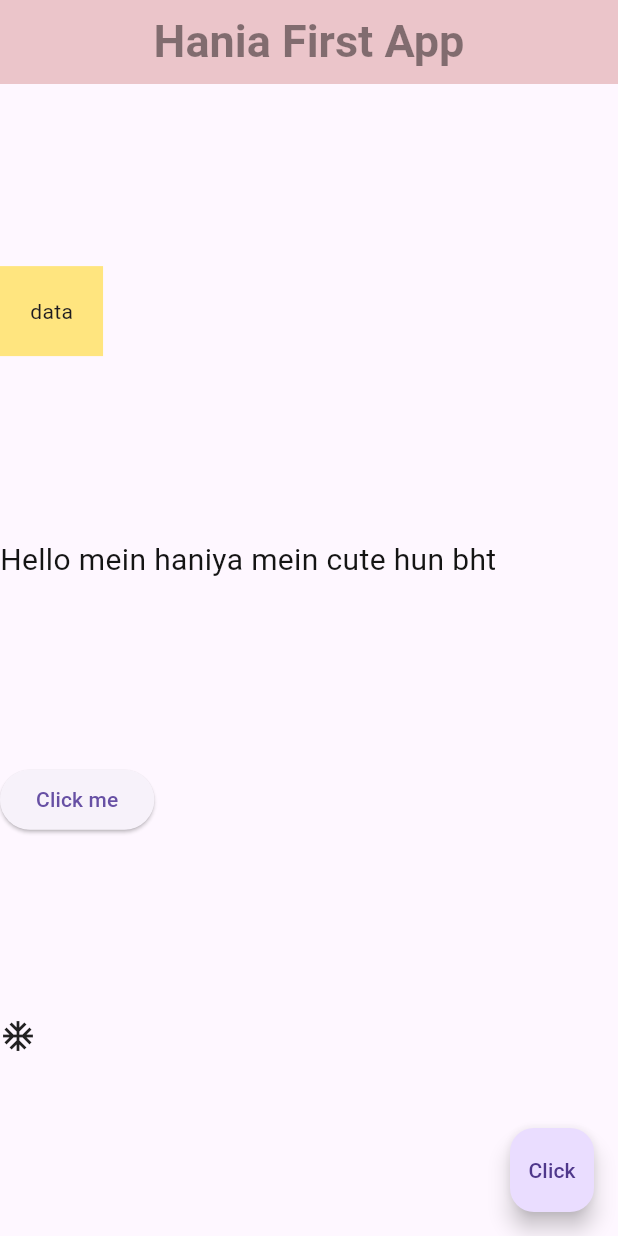
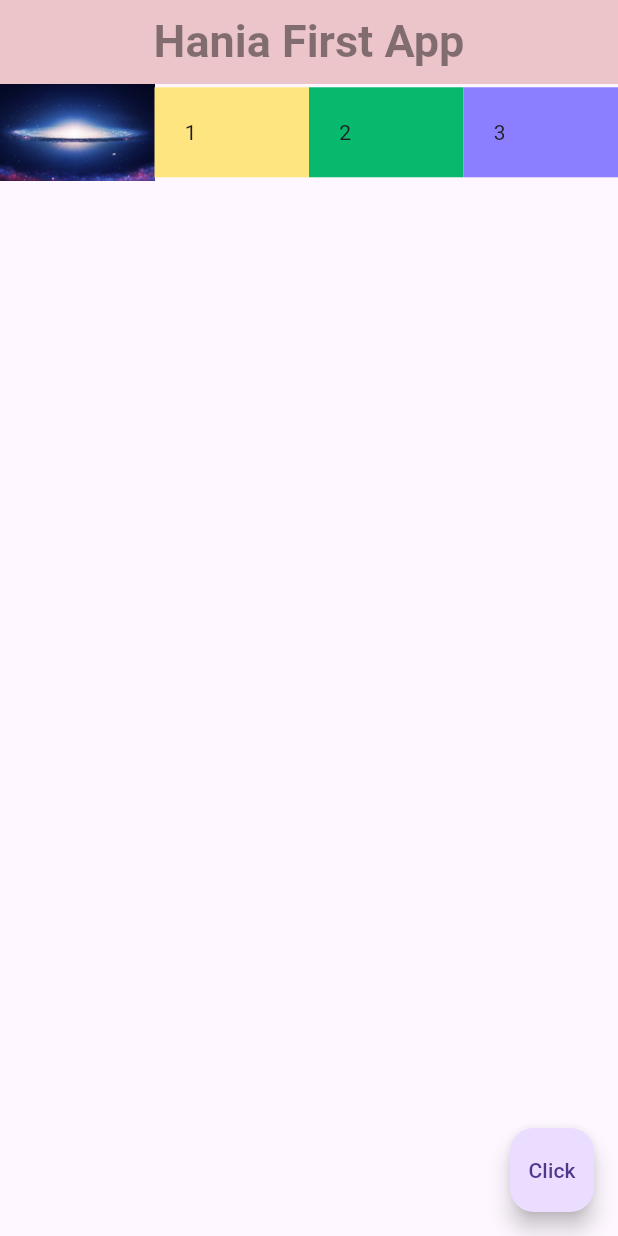
Before and after one commit to Talha-Aslam/myapp, a Flutter app: the screen it shows after launch, on a phone screen of 412 x 824 dp. Run offline on Flutter 3.47's test engine with Material 3 defaults, Android fonts, the phone set to English and light mode, and no system bars.

Commit message:
new changes

```diff
--- a/app/lib/main.dart
+++ b/app/lib/main.dart
@@ -115,26 +115,37 @@ class Home extends StatelessWidget {
       //     Icon(Icons.ac_unit_sharp)
       //   ],
       // ),
-      body: Column(
-        mainAxisAlignment: MainAxisAlignment.spaceEvenly,
-        crossAxisAlignment: CrossAxisAlignment.start,
+      body: Row(
         children: <Widget>[
-          Container(
-            padding: EdgeInsets.all(20.0),
-            child: Text("data"),
-            color: Colors.amberAccent[100],
+          Expanded(flex: 1, child: Image.asset('Images/c.jpg')),
+          Expanded(
+            flex: 1,
+            child: Container(
+              padding: EdgeInsets.all(20.0),
+              child: Text("1"),
+              color: Colors.amberAccent[100],
+            ),
           ),
-          Text(
-            "Hello mein haniya mein cute hun bht",
-            style: TextStyle(
-                color: const Color.fromARGB(255, 20, 20, 20), fontSize: 20.0),
+          Expanded(
+            flex: 1,
+            child: Container(
+              padding: EdgeInsets.all(20.0),
+              child: Text("2"),
+              color: Color.fromARGB(255, 8, 184, 108),
+            ),
           ),
-          ElevatedButton(onPressed: () {}, child: Text("Click me")),
-          Icon(Icons.ac_unit_sharp)
+          Expanded(
+            flex: 1,
+            child: Container(
+              padding: EdgeInsets.all(20.0),
+              child: Text("3"),
+              color: const Color.fromARGB(255, 140, 127, 255),
+            ),
+          ),
         ],
       ),
-      floatingActionButton: const FloatingActionButton(
-        onPressed: null,
+      floatingActionButton: FloatingActionButton(
+        onPressed: () {},
         child: Text("Click"),
         //backgroundColor: const Color.fromARGB(255, 129, 175, 213),
       ),
```
Also changed, not shown: app/Images/c.jpg (added), 1 other file.
